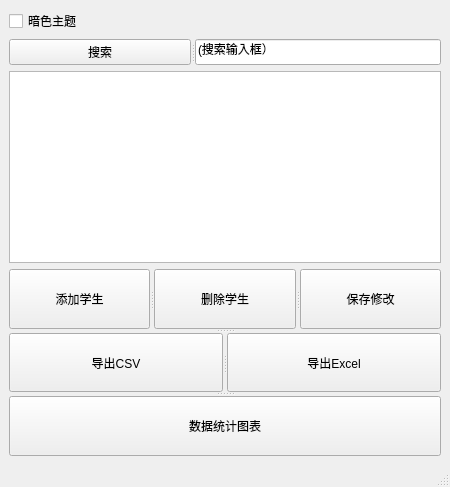
Old version of the form StudentMannager/mainwindow.ui in the repository shf813/StudentManager-ShiXun.
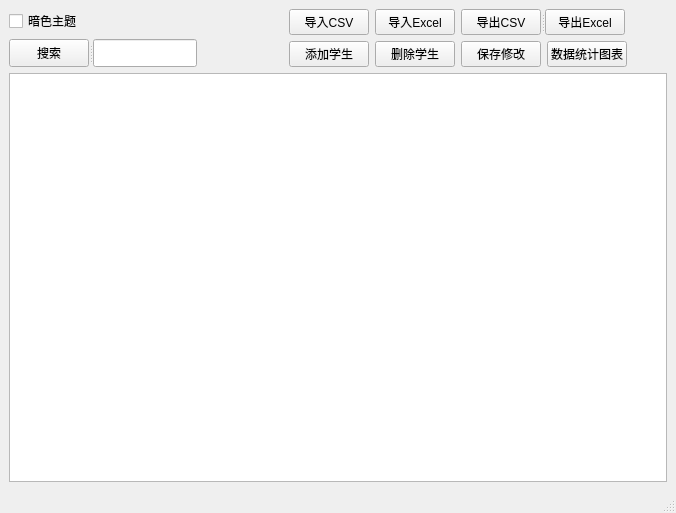
New version of the form.

What changed in the file:
```diff
--- a/StudentMannager/mainwindow.ui
+++ b/StudentMannager/mainwindow.ui
@@ -6,15 +6,23 @@
    <rect>
     <x>0</x>
     <y>0</y>
-    <width>450</width>
-    <height>487</height>
+    <width>676</width>
+    <height>513</height>
    </rect>
   </property>
   <property name="windowTitle">
    <string>MainWindow</string>
   </property>
   <widget class="QWidget" name="centralwidget">
-   <layout class="QVBoxLayout" name="verticalLayout">
+   <layout class="QVBoxLayout" name="verticalLayout_4">
+    <item>
+     <layout class="QVBoxLayout" name="verticalLayout_3">
+      <item>
+       <layout class="QHBoxLayout" name="horizontalLayout_5">
+        <item>
+         <layout class="QVBoxLayout" name="verticalLayout_2">
+          <item>
+           <layout class="QHBoxLayout" name="horizontalLayout_4">
     <item>
      <widget class="QCheckBox" name="checkBoxDark">
       <property name="text">
@@ -23,6 +31,23 @@
      </widget>
     </item>
     <item>
+             <spacer name="horizontalSpacer_2">
+              <property name="orientation">
+               <enum>Qt::Orientation::Horizontal</enum>
+              </property>
+              <property name="sizeHint" stdset="0">
+               <size>
+                <width>40</width>
+                <height>20</height>
+               </size>
+              </property>
+             </spacer>
+            </item>
+           </layout>
+          </item>
+          <item>
+           <layout class="QHBoxLayout" name="horizontalLayout">
+            <item>
      <widget class="QSplitter" name="splitter">
       <property name="orientation">
        <enum>Qt::Orientation::Horizontal</enum>
@@ -34,60 +59,144 @@
       </widget>
       <widget class="QLineEdit" name="lineEditSearch">
        <property name="text">
-        <string>(搜索输入框）</string>
+                <string/>
        </property>
       </widget>
      </widget>
     </item>
     <item>
-     <widget class="QTableView" name="tableView"/>
-    </item>
+             <spacer name="horizontalSpacer">
+              <property name="orientation">
+               <enum>Qt::Orientation::Horizontal</enum>
+              </property>
+              <property name="sizeHint" stdset="0">
+               <size>
+                <width>40</width>
+                <height>20</height>
+               </size>
+              </property>
+             </spacer>
+            </item>
+           </layout>
+          </item>
+         </layout>
+        </item>
     <item>
-     <widget class="QSplitter" name="splitter_5">
+         <spacer name="horizontalSpacer_3">
       <property name="orientation">
-       <enum>Qt::Orientation::Vertical</enum>
-      </property>
-      <widget class="QSplitter" name="splitter_2">
+           <enum>Qt::Orientation::Horizontal</enum>
+          </property>
+          <property name="sizeHint" stdset="0">
+           <size>
+            <width>40</width>
+            <height>20</height>
+           </size>
+          </property>
+         </spacer>
+        </item>
+        <item>
+         <layout class="QVBoxLayout" name="verticalLayout">
+          <item>
+           <layout class="QHBoxLayout" name="horizontalLayout_2">
+            <item>
+             <widget class="QPushButton" name="btnImport">
+              <property name="text">
+               <string>导入CSV</string>
+              </property>
+             </widget>
+            </item>
+            <item>
+             <widget class="QPushButton" name="btnImportExcel">
+              <property name="text">
+               <string>导入Excel</string>
+              </property>
+             </widget>
+            </item>
+            <item>
+             <widget class="QSplitter" name="splitter_3">
        <property name="orientation">
         <enum>Qt::Orientation::Horizontal</enum>
        </property>
+              <widget class="QPushButton" name="btnExportCsv">
+               <property name="text">
+                <string>导出CSV</string>
+               </property>
+              </widget>
+              <widget class="QPushButton" name="btnExportExcel">
+               <property name="text">
+                <string>导出Excel</string>
+               </property>
+              </widget>
+             </widget>
+            </item>
+            <item>
+             <spacer name="horizontalSpacer_4">
+              <property name="orientation">
+               <enum>Qt::Orientation::Horizontal</enum>
+              </property>
+              <property name="sizeHint" stdset="0">
+               <size>
+                <width>40</width>
+                <height>20</height>
+               </size>
+              </property>
+             </spacer>
+            </item>
+           </layout>
+          </item>
+          <item>
+           <layout class="QHBoxLayout" name="horizontalLayout_3">
+            <item>
        <widget class="QPushButton" name="btnAdd">
         <property name="text">
          <string>添加学生</string>
         </property>
        </widget>
+            </item>
+            <item>
        <widget class="QPushButton" name="btnDelete">
         <property name="text">
          <string>删除学生</string>
         </property>
        </widget>
+            </item>
+            <item>
        <widget class="QPushButton" name="btnSave">
         <property name="text">
          <string>保存修改</string>
         </property>
        </widget>
-      </widget>
-      <widget class="QSplitter" name="splitter_3">
-       <property name="orientation">
-        <enum>Qt::Orientation::Horizontal</enum>
-       </property>
-       <widget class="QPushButton" name="btnExportCsv">
-        <property name="text">
-         <string>导出CSV</string>
-        </property>
-       </widget>
-       <widget class="QPushButton" name="btnExportExcel">
-        <property name="text">
-         <string>导出Excel</string>
-        </property>
-       </widget>
-      </widget>
+            </item>
+            <item>
       <widget class="QPushButton" name="btnChart">
        <property name="text">
         <string>数据统计图表</string>
        </property>
       </widget>
-     </widget>
+            </item>
+            <item>
+             <spacer name="horizontalSpacer_5">
+              <property name="orientation">
+               <enum>Qt::Orientation::Horizontal</enum>
+              </property>
+              <property name="sizeHint" stdset="0">
+               <size>
+                <width>40</width>
+                <height>20</height>
+               </size>
+              </property>
+             </spacer>
+            </item>
+           </layout>
+          </item>
+         </layout>
+        </item>
+       </layout>
+      </item>
+      <item>
+       <widget class="QTableView" name="tableView"/>
+      </item>
+     </layout>
     </item>
    </layout>
   </widget>
```
Left out of the diff: 4 changed lines with no effect on the pictures. Lines whose indentation alone changed are shown as unchanged.
